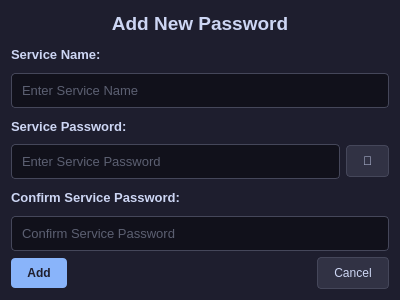
Old version of the form SiriusVaultGUI/src/ui/dialog_pm_addP.ui in the repository Ghospicer/SiriusVault.
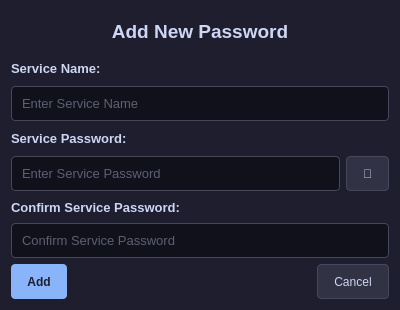
New version of the form. Icons and pictures are not drawn.

What changed in the file:
```diff
--- a/SiriusVaultGUI/src/ui/dialog_pm_addP.ui
+++ b/SiriusVaultGUI/src/ui/dialog_pm_addP.ui
@@ -7,9 +7,15 @@
     <x>0</x>
     <y>0</y>
     <width>400</width>
-    <height>300</height>
+    <height>310</height>
    </rect>
   </property>
+  <property name="minimumSize">
+   <size>
+    <width>400</width>
+    <height>310</height>
+   </size>
+  </property>
   <property name="maximumSize">
    <size>
     <width>400</width>
@@ -33,6 +39,18 @@
   <layout class="QVBoxLayout" name="verticalLayout">
    <item>
     <widget class="QLabel" name="label">
+     <property name="minimumSize">
+      <size>
+       <width>0</width>
+       <height>40</height>
+      </size>
+     </property>
+     <property name="maximumSize">
+      <size>
+       <width>16777215</width>
+       <height>40</height>
+      </size>
+     </property>
      <property name="styleSheet">
       <string notr="true">QLabel {
     color: #cdd6f4;
@@ -50,6 +68,12 @@
    </item>
    <item>
     <widget class="QLabel" name="label_2">
+     <property name="minimumSize">
+      <size>
+       <width>0</width>
+       <height>20</height>
+      </size>
+     </property>
      <property name="styleSheet">
       <string notr="true">QLabel {
     color: #cdd6f4;
@@ -64,6 +88,12 @@
    </item>
    <item>
     <widget class="QLineEdit" name="input_service_name">
+     <property name="minimumSize">
+      <size>
+       <width>0</width>
+       <height>35</height>
+      </size>
+     </property>
      <property name="styleSheet">
       <string notr="true">QLineEdit {
     background-color: #11111b;
@@ -85,6 +115,12 @@
    </item>
    <item>
     <widget class="QLabel" name="label_3">
+     <property name="minimumSize">
+      <size>
+       <width>0</width>
+       <height>20</height>
+      </size>
+     </property>
      <property name="styleSheet">
       <string notr="true">QLabel {
     color: #cdd6f4;
@@ -104,7 +140,13 @@
        <property name="minimumSize">
         <size>
          <width>0</width>
-         <height>0</height>
+         <height>35</height>
+        </size>
+       </property>
+       <property name="maximumSize">
+        <size>
+         <width>16777215</width>
+         <height>35</height>
         </size>
        </property>
        <property name="styleSheet">
@@ -137,7 +179,13 @@
        <property name="minimumSize">
         <size>
          <width>0</width>
-         <height>0</height>
+         <height>35</height>
+        </size>
+       </property>
+       <property name="maximumSize">
+        <size>
+         <width>16777215</width>
+         <height>35</height>
         </size>
        </property>
        <property name="toolTip">
@@ -179,6 +227,18 @@
    </item>
    <item>
     <widget class="QLabel" name="label_4">
+     <property name="minimumSize">
+      <size>
+       <width>0</width>
+       <height>20</height>
+      </size>
+     </property>
+     <property name="maximumSize">
+      <size>
+       <width>16777215</width>
+       <height>20</height>
+      </size>
+     </property>
      <property name="styleSheet">
       <string notr="true">QLabel {
     color: #cdd6f4;
@@ -193,6 +253,18 @@
    </item>
    <item>
     <widget class="QLineEdit" name="input_service_confirm_pass">
+     <property name="minimumSize">
+      <size>
+       <width>0</width>
+       <height>35</height>
+      </size>
+     </property>
+     <property name="maximumSize">
+      <size>
+       <width>16777215</width>
+       <height>35</height>
+      </size>
+     </property>
      <property name="styleSheet">
       <string notr="true">QLineEdit {
     background-color: #11111b;
@@ -222,6 +294,18 @@
     <layout class="QHBoxLayout" name="horizontalLayout_2">
      <item>
       <widget class="QPushButton" name="btn_dialog_addP_Add">
+       <property name="minimumSize">
+        <size>
+         <width>0</width>
+         <height>35</height>
+        </size>
+       </property>
+       <property name="maximumSize">
+        <size>
+         <width>16777215</width>
+         <height>35</height>
+        </size>
+       </property>
        <property name="styleSheet">
         <string notr="true">QPushButton {
     background-color: #89b4fa;
@@ -260,6 +344,18 @@
      </item>
      <item>
       <widget class="QPushButton" name="btn_dialog_addP_cancel">
+       <property name="minimumSize">
+        <size>
+         <width>0</width>
+         <height>35</height>
+        </size>
+       </property>
+       <property name="maximumSize">
+        <size>
+         <width>16777215</width>
+         <height>35</height>
+        </size>
+       </property>
        <property name="styleSheet">
         <string notr="true">QPushButton {
     background-color: #313244;
```
